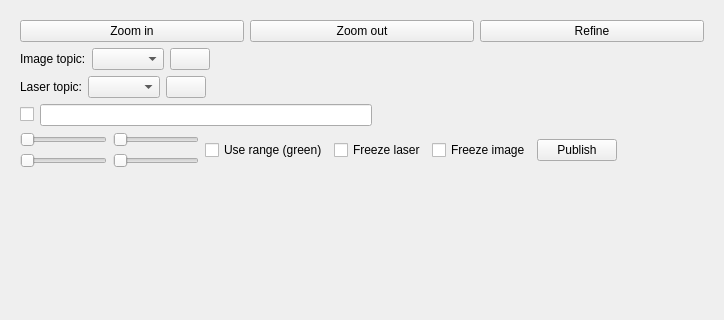
This is tuw_extrinsic_camera/src/rqt_image_view/image_view.ui in tuw-robotics/tuw_extrinsic_calibration as Qt 5 draws it before an edit; both pictures show x 0 to 724 and y 0 to 320 of the 724 by 771 pixel window. The edited form follows.
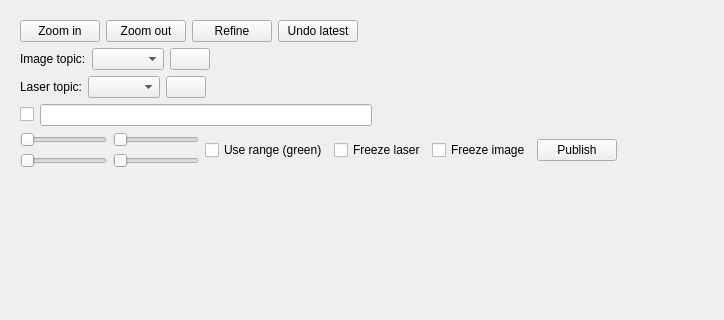
This is the edited form. Icons and pictures are not drawn. Custom widgets are drawn as their Qt base class.

```diff
--- a/tuw_extrinsic_camera/src/rqt_image_view/image_view.ui
+++ b/tuw_extrinsic_camera/src/rqt_image_view/image_view.ui
@@ -13,12 +13,6 @@
     <height>771</height>
    </rect>
   </property>
-  <property name="maximumSize">
-   <size>
-    <width>724</width>
-    <height>2048</height>
-   </size>
-  </property>
   <property name="windowTitle">
    <string>Image View</string>
   </property>
@@ -49,6 +43,26 @@
           </property>
          </widget>
         </item>
+        <item>
+         <widget class="QPushButton" name="undo_button">
+          <property name="text">
+           <string>Undo latest</string>
+          </property>
+         </widget>
+        </item>
+        <item>
+         <spacer name="horizontalSpacer_4">
+          <property name="orientation">
+           <enum>Qt::Horizontal</enum>
+          </property>
+          <property name="sizeHint" stdset="0">
+           <size>
+            <width>40</width>
+            <height>20</height>
+           </size>
+          </property>
+         </spacer>
+        </item>
        </layout>
       </item>
       <item>
@@ -244,61 +258,7 @@
     </widget>
    </item>
    <item>
-    <widget class="QScrollArea" name="scrollArea_2">
-     <property name="frameShape">
-      <enum>QFrame::NoFrame</enum>
-     </property>
-     <property name="widgetResizable">
-      <bool>true</bool>
-     </property>
-     <widget class="QWidget" name="scrollAreaWidgetContents_2">
-      <property name="geometry">
-       <rect>
-        <x>0</x>
-        <y>0</y>
-        <width>706</width>
-        <height>266</height>
-       </rect>
-      </property>
-      <property name="sizePolicy">
-       <sizepolicy hsizetype="Expanding" vsizetype="Expanding">
-        <horstretch>0</horstretch>
-        <verstretch>0</verstretch>
-       </sizepolicy>
-      </property>
-      <layout class="QHBoxLayout" name="horizontalLayout_5">
-       <property name="margin">
-        <number>1</number>
-       </property>
-       <item>
-        <widget class="rqt_image_view::RatioLayoutedFrame" name="laser_frame">
-         <property name="sizePolicy">
-          <sizepolicy hsizetype="Expanding" vsizetype="Expanding">
-           <horstretch>0</horstretch>
-           <verstretch>0</verstretch>
-          </sizepolicy>
-         </property>
-         <property name="minimumSize">
-          <size>
-           <width>80</width>
-           <height>60</height>
-          </size>
-         </property>
-         <property name="contextMenuPolicy">
-          <enum>Qt::ActionsContextMenu</enum>
-         </property>
-         <property name="frameShape">
-          <enum>QFrame::NoFrame</enum>
-         </property>
-         <property name="lineWidth">
-          <number>1</number>
-         </property>
-        </widget>
-       </item>
-      </layout>
-     </widget>
-    </widget>
-   </item>
+    <layout class="QHBoxLayout" name="horizontalLayout_8">
    <item>
     <widget class="QScrollArea" name="scrollArea">
      <property name="frameShape">
@@ -312,8 +272,8 @@
        <rect>
         <x>0</x>
         <y>0</y>
-        <width>706</width>
-        <height>265</height>
+          <width>349</width>
+          <height>535</height>
        </rect>
       </property>
       <property name="sizePolicy">
@@ -360,6 +320,64 @@
       </layout>
      </widget>
     </widget>
+     </item>
+     <item>
+      <widget class="QScrollArea" name="scrollArea_2">
+       <property name="frameShape">
+        <enum>QFrame::NoFrame</enum>
+       </property>
+       <property name="widgetResizable">
+        <bool>true</bool>
+       </property>
+       <widget class="QWidget" name="scrollAreaWidgetContents_2">
+        <property name="geometry">
+         <rect>
+          <x>0</x>
+          <y>0</y>
+          <width>349</width>
+          <height>535</height>
+         </rect>
+        </property>
+        <property name="sizePolicy">
+         <sizepolicy hsizetype="Expanding" vsizetype="Expanding">
+          <horstretch>0</horstretch>
+          <verstretch>0</verstretch>
+         </sizepolicy>
+        </property>
+        <layout class="QHBoxLayout" name="horizontalLayout_5">
+         <property name="margin">
+          <number>1</number>
+         </property>
+         <item>
+          <widget class="rqt_image_view::RatioLayoutedFrame" name="laser_frame">
+           <property name="sizePolicy">
+            <sizepolicy hsizetype="Expanding" vsizetype="Expanding">
+             <horstretch>0</horstretch>
+             <verstretch>0</verstretch>
+            </sizepolicy>
+           </property>
+           <property name="minimumSize">
+            <size>
+             <width>80</width>
+             <height>60</height>
+            </size>
+           </property>
+           <property name="contextMenuPolicy">
+            <enum>Qt::ActionsContextMenu</enum>
+           </property>
+           <property name="frameShape">
+            <enum>QFrame::NoFrame</enum>
+           </property>
+           <property name="lineWidth">
+            <number>1</number>
+           </property>
+          </widget>
+         </item>
+        </layout>
+       </widget>
+      </widget>
+     </item>
+    </layout>
    </item>
   </layout>
  </widget>
```
Lines whose indentation alone changed are shown as unchanged.
